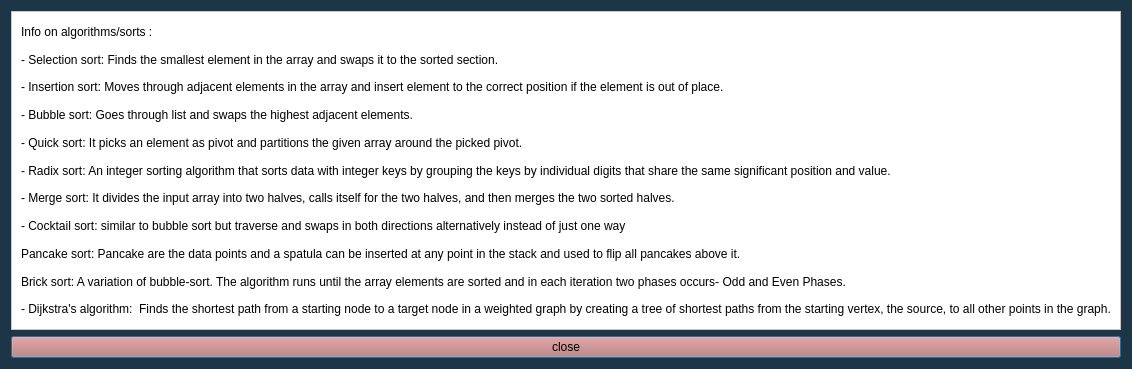
ethancfung/Sorting-Pathfinding-Algorithm-Visualizer, file gui/GraphicsFrame/AlgorithmVisualizer/algdisplaywindow.ui: the form before one commit.
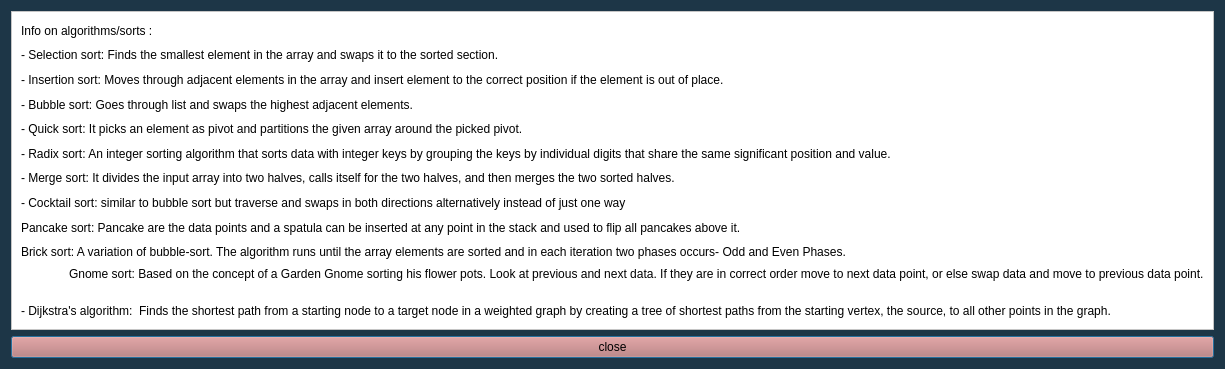
The form after the commit.

Commit message: Added algorithm info on old GUI for gnome sort

Patch:
```diff
--- a/gui/GraphicsFrame/AlgorithmVisualizer/algdisplaywindow.ui
+++ b/gui/GraphicsFrame/AlgorithmVisualizer/algdisplaywindow.ui
@@ -99,6 +99,14 @@
         </property>
        </widget>
       </item>
+      <item>
+       <widget class="QLabel" name="label_12">
+        <property name="text">
+         <string>	Gnome sort: Based on the concept of a Garden Gnome sorting his flower pots. Look at previous and next data. If they are in correct order move to next data point, or else swap data and move to previous data point. 
+</string>
+        </property>
+       </widget>
+      </item>
       <item>
        <widget class="QLabel" name="label_11">
         <property name="text">
```
